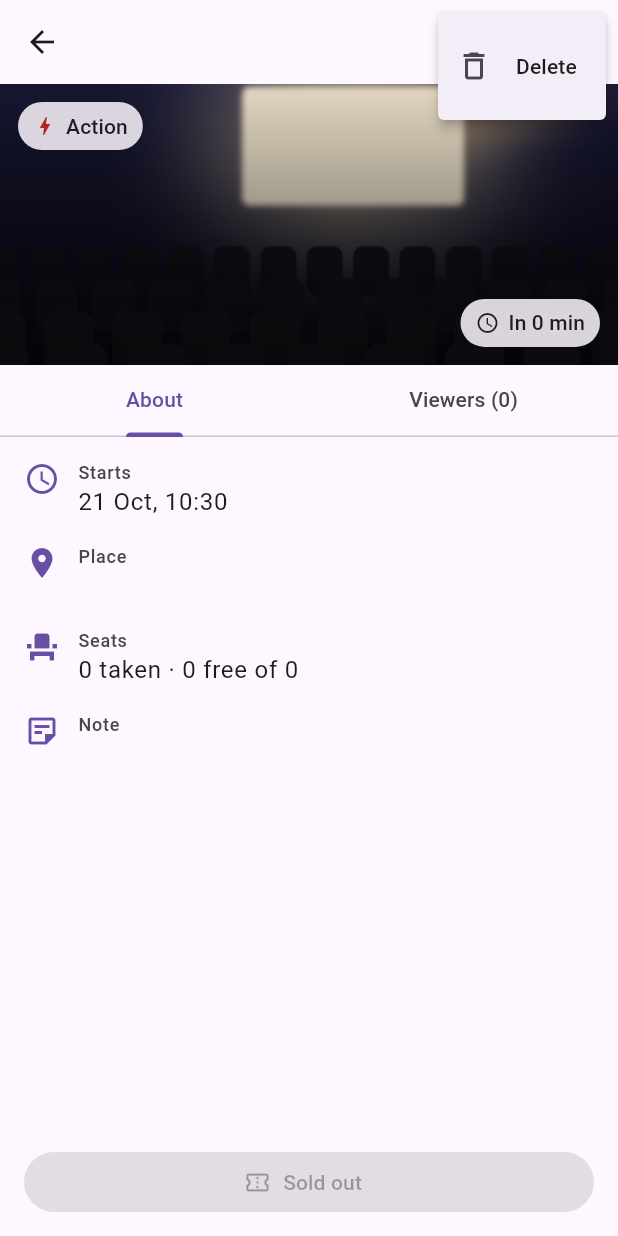
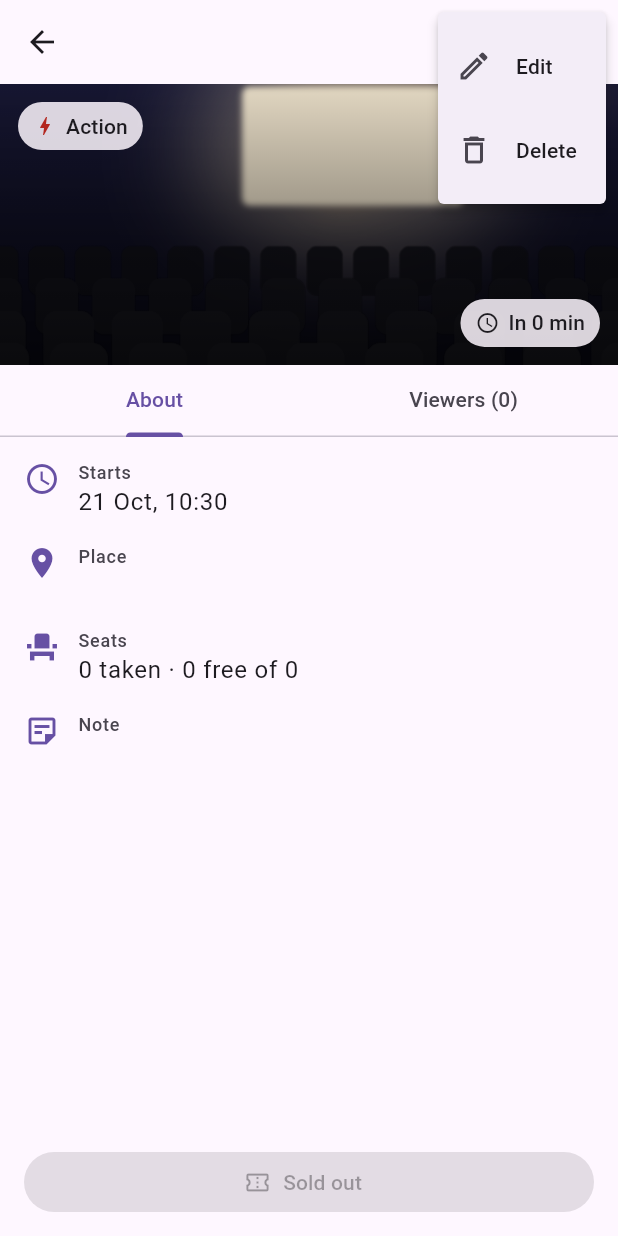
Before and after one commit to Kengessov/flutter-2026-kengessov, a Flutter app: the DetailScreen screen opened directly with empty values, after a tap on the "more vert" icon, on a phone screen of 412 x 824 dp. Run offline on Flutter 3.47's test engine with Material 3 defaults, Android fonts, the phone set to English and light mode, and no system bars.

Commit message:
Edit from the detail menu replaces the item in the list and on the screen (R31, R27)

```diff
--- a/lib/screens/detail_screen.dart
+++ b/lib/screens/detail_screen.dart
@@ -5,8 +5,10 @@ import 'package:flutter/material.dart';
 import '../models/countdown.dart';
 import '../models/profile.dart';
 import '../models/screening.dart';
+import '../routes.dart';
 import '../utils/format.dart';
 import '../widgets/empty_state.dart';
+import 'form_screen.dart';
 
 /// Everything the detail is handed through the route (R26): the item, the
 /// profile it is shown against, and the callbacks that keep the list in the
@@ -17,6 +19,7 @@ class DetailArguments {
     required this.profile,
     required this.onBook,
     required this.onCancel,
+    required this.onReplace,
     required this.onDelete,
     required this.onGoToProfile,
   });
@@ -25,6 +28,11 @@ class DetailArguments {
   final Profile profile;
   final Screening Function(Screening) onBook;
   final Screening Function(Screening) onCancel;
+
+  /// Puts an edited item into the master list and gives the same object back.
+  /// Book and cancel are built by the shell, so they need only the old item;
+  /// an edit arrives already built from the form, so it goes in as a pair.
+  final Screening Function(Screening before, Screening after) onReplace;
   final void Function(Screening) onDelete;
   final VoidCallback onGoToProfile;
 }
@@ -121,6 +129,20 @@ class _DetailScreenState extends State<DetailScreen> {
         ),
       ),
     );
+  }
+
+  /// The form hands back a finished screening, so both copies of it have to
+  /// move: the shell puts it into the master list and this screen swaps its own
+  /// mirror, or the header, the tab label and the buttons keep showing the
+  /// values the form just replaced.
+  Future<void> _edit() async {
+    final next = await Navigator.of(context).pushNamed<Screening>(
+      Routes.form,
+      arguments: FormArguments(screening: _screening),
+    );
+    if (next == null || !mounted) return;
+    final saved = widget.arguments.onReplace(_screening, next);
+    setState(() => _screening = saved);
   }
 
   Future<void> _delete() async {
@@ -358,9 +380,22 @@ class _DetailScreenState extends State<DetailScreen> {
           PopupMenuButton<String>(
             tooltip: 'Screening actions',
             onSelected: (choice) {
-              if (choice == 'delete') _delete();
+              switch (choice) {
+                case 'edit':
+                  _edit();
+                case 'delete':
+                  _delete();
+              }
             },
             itemBuilder: (context) => const [
+              PopupMenuItem(
+                value: 'edit',
+                child: ListTile(
+                  contentPadding: EdgeInsets.zero,
+                  leading: Icon(Icons.edit_outlined),
+                  title: Text('Edit'),
+                ),
+              ),
               PopupMenuItem(
                 value: 'delete',
                 child: ListTile(
--- a/lib/screens/home_shell.dart
+++ b/lib/screens/home_shell.dart
@@ -85,6 +85,7 @@ class _HomeShellState extends State<HomeShell> {
         profile: _profile,
         onBook: _book,
         onCancel: _cancel,
+        onReplace: _replace,
         onDelete: _delete,
         onGoToProfile: _goToProfile,
       ),
```
